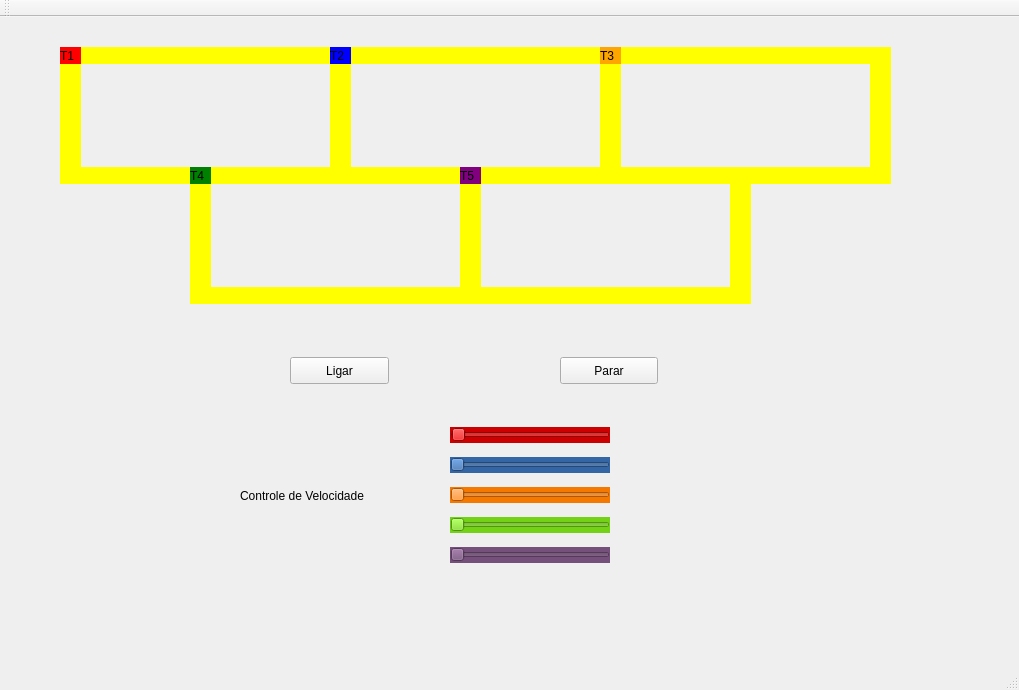
leticiamp/Thread_trem, file Trem/mainwindow.ui: the form before one commit.
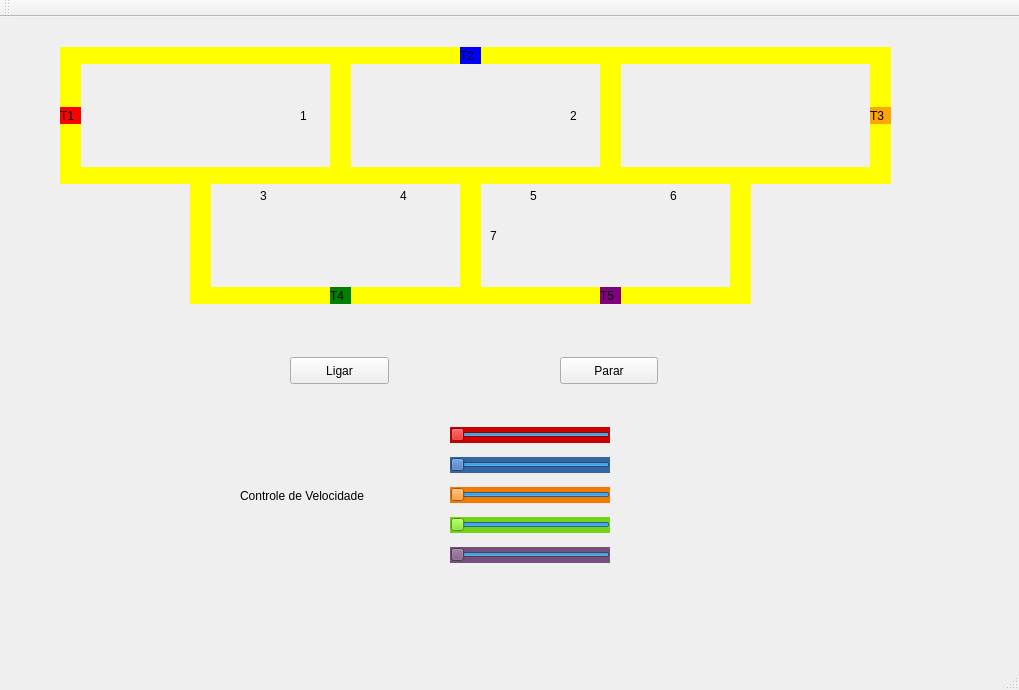
The form after the commit.

The edit to the form file:
```diff
--- a/Trem/mainwindow.ui
+++ b/Trem/mainwindow.ui
@@ -18,7 +18,7 @@
     <property name="geometry">
      <rect>
       <x>60</x>
-      <y>30</y>
+      <y>90</y>
       <width>21</width>
       <height>17</height>
      </rect>
@@ -171,7 +171,7 @@
    <widget class="QLabel" name="label_trem2">
     <property name="geometry">
      <rect>
-      <x>330</x>
+      <x>460</x>
       <y>30</y>
       <width>21</width>
       <height>17</height>
@@ -235,8 +235,8 @@
    <widget class="QLabel" name="label_trem3">
     <property name="geometry">
      <rect>
-      <x>600</x>
-      <y>30</y>
+      <x>870</x>
+      <y>90</y>
       <width>21</width>
       <height>17</height>
      </rect>
@@ -331,8 +331,8 @@
    <widget class="QLabel" name="label_trem5">
     <property name="geometry">
      <rect>
-      <x>460</x>
-      <y>150</y>
+      <x>600</x>
+      <y>270</y>
       <width>21</width>
       <height>17</height>
      </rect>
@@ -363,8 +363,8 @@
    <widget class="QLabel" name="label_trem4">
     <property name="geometry">
      <rect>
-      <x>190</x>
-      <y>150</y>
+      <x>330</x>
+      <y>270</y>
       <width>21</width>
       <height>17</height>
      </rect>
@@ -401,7 +401,7 @@
      <string notr="true">background-color: rgb(204, 0, 0);</string>
     </property>
     <property name="minimum">
-     <number>-1</number>
+     <number>0</number>
     </property>
     <property name="maximum">
      <number>150</number>
@@ -410,7 +410,10 @@
      <number>0</number>
     </property>
     <property name="value">
-     <number>0</number>
+     <number>150</number>
+    </property>
+    <property name="sliderPosition">
+     <number>150</number>
     </property>
     <property name="tracking">
      <bool>true</bool>
@@ -418,6 +421,9 @@
     <property name="orientation">
      <enum>Qt::Horizontal</enum>
     </property>
+    <property name="invertedAppearance">
+     <bool>true</bool>
+    </property>
     <property name="invertedControls">
      <bool>false</bool>
     </property>
@@ -450,9 +456,18 @@
     <property name="styleSheet">
      <string notr="true">background-color: rgb(117, 80, 123);</string>
     </property>
+    <property name="maximum">
+     <number>150</number>
+    </property>
+    <property name="sliderPosition">
+     <number>150</number>
+    </property>
     <property name="orientation">
      <enum>Qt::Horizontal</enum>
     </property>
+    <property name="invertedAppearance">
+     <bool>true</bool>
+    </property>
    </widget>
    <widget class="QSlider" name="velocidade_t3">
     <property name="geometry">
@@ -466,9 +481,18 @@
     <property name="styleSheet">
      <string notr="true">background-color: rgb(245, 121, 0);</string>
     </property>
+    <property name="maximum">
+     <number>150</number>
+    </property>
+    <property name="sliderPosition">
+     <number>150</number>
+    </property>
     <property name="orientation">
      <enum>Qt::Horizontal</enum>
     </property>
+    <property name="invertedAppearance">
+     <bool>true</bool>
+    </property>
    </widget>
    <widget class="QSlider" name="velocidade_t2">
     <property name="geometry">
@@ -482,9 +506,18 @@
     <property name="styleSheet">
      <string notr="true">background-color: rgb(52, 101, 164);</string>
     </property>
+    <property name="maximum">
+     <number>150</number>
+    </property>
+    <property name="sliderPosition">
+     <number>150</number>
+    </property>
     <property name="orientation">
      <enum>Qt::Horizontal</enum>
     </property>
+    <property name="invertedAppearance">
+     <bool>true</bool>
+    </property>
    </widget>
    <widget class="QSlider" name="velocidade_t4">
     <property name="geometry">
@@ -498,8 +531,108 @@
     <property name="styleSheet">
      <string notr="true">background-color: rgb(115, 210, 22);</string>
     </property>
+    <property name="maximum">
+     <number>150</number>
+    </property>
+    <property name="sliderPosition">
+     <number>150</number>
+    </property>
     <property name="orientation">
      <enum>Qt::Horizontal</enum>
+    </property>
+    <property name="invertedAppearance">
+     <bool>true</bool>
+    </property>
+   </widget>
+   <widget class="QLabel" name="label">
+    <property name="geometry">
+     <rect>
+      <x>300</x>
+      <y>90</y>
+      <width>21</width>
+      <height>17</height>
+     </rect>
+    </property>
+    <property name="text">
+     <string>1</string>
+    </property>
+   </widget>
+   <widget class="QLabel" name="label_2">
+    <property name="geometry">
+     <rect>
+      <x>570</x>
+      <y>90</y>
+      <width>21</width>
+      <height>17</height>
+     </rect>
+    </property>
+    <property name="text">
+     <string>2</string>
+    </property>
+   </widget>
+   <widget class="QLabel" name="label_3">
+    <property name="geometry">
+     <rect>
+      <x>260</x>
+      <y>170</y>
+      <width>21</width>
+      <height>17</height>
+     </rect>
+    </property>
+    <property name="text">
+     <string>3</string>
+    </property>
+   </widget>
+   <widget class="QLabel" name="label_4">
+    <property name="geometry">
+     <rect>
+      <x>400</x>
+      <y>170</y>
+      <width>21</width>
+      <height>17</height>
+     </rect>
+    </property>
+    <property name="text">
+     <string>4</string>
+    </property>
+   </widget>
+   <widget class="QLabel" name="label_5">
+    <property name="geometry">
+     <rect>
+      <x>530</x>
+      <y>170</y>
+      <width>21</width>
+      <height>17</height>
+     </rect>
+    </property>
+    <property name="text">
+     <string>5</string>
+    </property>
+   </widget>
+   <widget class="QLabel" name="label_6">
+    <property name="geometry">
+     <rect>
+      <x>670</x>
+      <y>170</y>
+      <width>21</width>
+      <height>17</height>
+     </rect>
+    </property>
+    <property name="text">
+     <string>6</string>
+    </property>
+   </widget>
+   <widget class="QLabel" name="label_7">
+    <property name="geometry">
+     <rect>
+      <x>490</x>
+      <y>210</y>
+      <width>21</width>
+      <height>17</height>
+     </rect>
+    </property>
+    <property name="text">
+     <string>7</string>
     </property>
    </widget>
    <zorder>label_trilho1</zorder>
```
Left out of the diff: 24 changed lines with no effect on the pictures.
